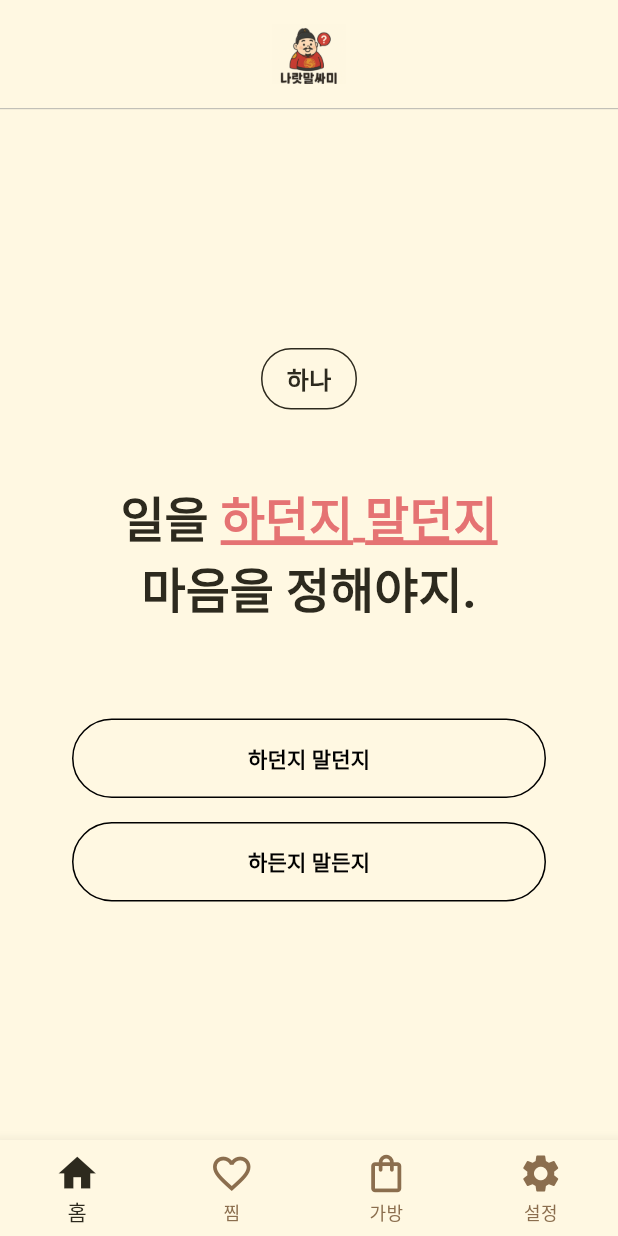
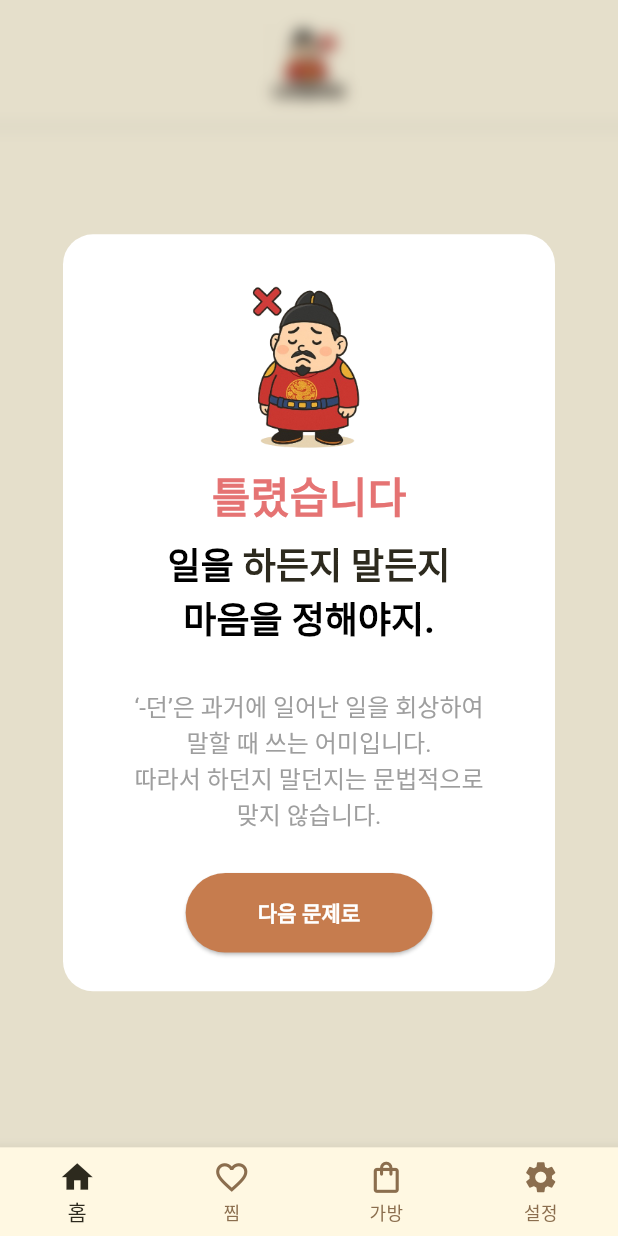
Before and after one commit to Sjaize/narat_app, a Flutter app: the ProblemPage screen opened directly, after a tap on "하던지 말던지", on a phone screen of 412 x 824 dp. Run offline on Flutter 3.47's test engine with Material 3 defaults, Android fonts, the light colour scheme and no system bars; our stand-ins replace flutter_svg; Roboto replaces fonts that are missing (GmarketSansTTF).

Commit message:
implement wrong_answer_page & resize header

```diff
--- a/my_flutter_app/lib/main_page.dart
+++ b/my_flutter_app/lib/main_page.dart
@@ -10,20 +10,8 @@ class MainPage extends StatelessWidget {
       backgroundColor: const Color(0xFFFFF8E2), // 온보딩/로그인 페이지와 동일한 배경색 사용
       body: Column(
         children: <Widget>[
-          // 고정된 상단 헤더 영역 (이미지, 구분선, 배경, 그림자)
-          Container(
-            decoration: BoxDecoration(
-              color: const Color(0xFFFFF8E2), // 배경색 유지
-              boxShadow: [
-                BoxShadow(
-                  color: Colors.grey.withOpacity(0.5), // 그림자 색상 및 투명도
-                  spreadRadius: 1, // 그림자 확산 반경
-                  blurRadius: 5, // 그림자 흐림 반경
-                  offset: const Offset(0, 3), // 그림자 위치 (수직 방향으로 아래쪽)
-                ),
-              ],
-            ),
-            child: SafeArea( // 헤더 콘텐츠에만 SafeArea 적용하여 상태 표시줄 아래 배치
+          // 헤더 콘텐츠 (기존 헤더 영역에서 분리)
+          SafeArea( // 헤더 콘텐츠에만 SafeArea 적용하여 상태 표시줄 아래 배치
             bottom: false, // 하단 시스템 바 영역은 피하지 않음
             child: Padding(
               padding: const EdgeInsets.symmetric(vertical: 16.0), // 원래 수직 패딩 유지
@@ -34,13 +22,12 @@ class MainPage extends StatelessWidget {
                   Center(
                     child: Image.asset(
                       'assets/images/onboarding.png', // 이미지 파일 경로
-                        height: 40.0, // 이미지 높이 유지
+                      height: 50.0, // 이미지 높이 키움
                     ),
                   ),
-                    const SizedBox(height: 16.0), // 이미지와 구분선 사이 간격 유지
-                    const Divider(height: 1.0, thickness: 0.5, color: Colors.grey), // 상단 얇은 구분선 유지
+                  const SizedBox(height: 18.0), // 이미지와 구분선 사이 간격 조정
+                  const Divider(height: 1.0, thickness: 0.5, color: Colors.grey), // 새로운 구분선 추가
                 ],
-                ),
               ),
             ),
           ),
@@ -49,8 +36,9 @@ class MainPage extends StatelessWidget {
           Expanded(
             child: SafeArea(
               bottom: false, // 하단 시스템 바 영역까지 콘텐츠 확장
+              top: false, // 상단 시스템 바 영역 패딩 제거
               child: SingleChildScrollView(
-                padding: const EdgeInsets.symmetric(horizontal: 24.0, vertical: 16.0), // 좌우 및 상하 여백 적용
+                padding: const EdgeInsets.symmetric(horizontal: 48.0, vertical: 18.0), // 좌우 및 상하 여백 조정 (아래로 내림)
                 child: Column(
                   crossAxisAlignment: CrossAxisAlignment.start,
                   children: <Widget>[
@@ -63,14 +51,14 @@ class MainPage extends StatelessWidget {
                         //   backgroundColor: Colors.grey[300],
                         //   child: Icon(Icons.person, size: 30, color: Colors.grey[600]),
                         // ),
-                        const SizedBox(width: 16.0), // 아이콘과 텍스트 사이 간격
+                        const SizedBox(width: 8.0), // 아이콘과 텍스트 사이 간격
                         Column(
                           crossAxisAlignment: CrossAxisAlignment.start,
                           children: const [
                             Text(
                               '{USER_NICKNAME} 님, 반가워요',
                               style: TextStyle(
-                                fontSize: 20, // 원래 크기 유지
+                                fontSize: 14, // 텍스트 크기 줄임
                                 fontWeight: FontWeight.bold,
                                 color: Color(0xFF2D2A1E),
                               ),
@@ -80,7 +68,7 @@ class MainPage extends StatelessWidget {
                       ],
                     ),
 
-                    const SizedBox(height: 24.0), // 사용자 정보와 다음 섹션 간 간격
+                    const SizedBox(height: 12.0), // 사용자 정보와 다음 섹션 간 간격 조정
 
                     // 누적 학습 현황 카드
                     Card(
@@ -182,7 +170,7 @@ class MainPage extends StatelessWidget {
                       ),
                     ),
 
-                    const SizedBox(height: 24.0), // 누적 학습 현황 카드와 다음 섹션 간 간격
+                    const SizedBox(height: 24.0), // 누적 학습 현황 카드와 다음 섹션 간 간격 조정
 
                     // 최근에 틀린 문장 섹션
                     Card(
@@ -215,7 +203,7 @@ class MainPage extends StatelessWidget {
                       ),
                     ),
 
-                    const SizedBox(height: 24.0), // 최근에 틀린 문장 카드와 다음 섹션 간 간격
+                    const SizedBox(height: 24.0), // 최근에 틀린 문장 카드와 다음 섹션 간 간격 조정
 
                     // 카테고리별/난이도별 학습현황 섹션 (나란히 배치)
                     Row(
@@ -281,7 +269,7 @@ class MainPage extends StatelessWidget {
                       ],
                     ),
 
-                    const SizedBox(height: 20.0), // 학습 현황 카드와 버튼 간 간격 줄임
+                    const SizedBox(height: 24.0), // 학습 현황 카드와 버튼 간 간격 조정
 
                     // 오늘의 문제 풀어보기 버튼
                     ElevatedButton(
@@ -343,7 +331,7 @@ class MainPage extends StatelessWidget {
         selectedItemColor: const Color(0xFF2D2A1E), // 선택된 아이템 색상 (이미지 기반)
         unselectedItemColor: const Color(0xFF8B6E4E), // 선택되지 않은 아이템 색상 (이미지 기반)
         backgroundColor: const Color(0xFFFFF8E2), // 네비게이션 바 배경색 (이미지 기반)
-        iconSize: 30.0, // 아이콘 크기 늘리기
+        iconSize: 25.0, // 아이콘 크기 늘리기
         onTap: (index) {
           // TODO: 탭 전환 로직 구현
         },
--- a/my_flutter_app/lib/onboarding_page.dart
+++ b/my_flutter_app/lib/onboarding_page.dart
@@ -15,7 +15,7 @@ class OnboardingPage extends StatelessWidget {
             padding: const EdgeInsets.symmetric(horizontal: 48.0, vertical: 24.0), // 회원가입 페이지와 동일한 좌우/상하 패딩 적용
             child: Column(
               mainAxisAlignment: MainAxisAlignment.center,
-              crossAxisAlignment: CrossAxisAlignment.stretch, // 자식 위젯들이 가로로 늘어나도록 설정
+              crossAxisAlignment: CrossAxisAlignment.center, // 자식 위젯들을 중앙에 정렬
               children: <Widget>[
                 // Column 전체에 패딩을 적용했으므로 상단 여백을 Spacer 대신 SizedBox로 조정할 수 있습니다.
                 const SizedBox(height: 200.0), // 상단 여백 추가 (한 번 더)
@@ -33,7 +33,8 @@ class OnboardingPage extends StatelessWidget {
                   ),
                 ),
                 const SizedBox(height: 36.0), // 텍스트와 하단 버튼 간 간격 줄임
-                ElevatedButton(
+                Center(
+                  child: ElevatedButton(
                     onPressed: () {
                       Navigator.push(
                         context,
@@ -43,11 +44,10 @@ class OnboardingPage extends StatelessWidget {
                     style: ElevatedButton.styleFrom(
                         backgroundColor: const Color(0xFF2D2A1E), // 이미지 기반 배경색 (어두운 갈색)
                         foregroundColor: Colors.white, // 글자색 흰색
-                      padding: const EdgeInsets.symmetric(vertical: 16.0), // 이미지 기반 패딩
+                        padding: const EdgeInsets.symmetric(horizontal: 80.0, vertical: 16.0), // 좌우 패딩을 더 늘려 버튼 사이즈를 더 크게 조정
                         shape: RoundedRectangleBorder(
                           borderRadius: BorderRadius.circular(48.0), // 이미지 기반 둥근 모서리
                         ),
-                      minimumSize: const Size(double.infinity, 50), // 너비를 double.infinity로 설정하여 부모 너비에 맞춤
                         textStyle: const TextStyle(
                           fontSize: 18,
                           fontWeight: FontWeight.bold,
@@ -56,6 +56,7 @@ class OnboardingPage extends StatelessWidget {
                     ),
                     child: const Text(
                       '지금 시작하기', // 텍스트 유지
+                    ),
                   ),
                 ),
                  const SizedBox(height: 40.0), // 하단 여백 (회원가입 페이지와 동일)
--- a/my_flutter_app/lib/problem_page.dart
+++ b/my_flutter_app/lib/problem_page.dart
@@ -1,6 +1,11 @@
 import 'package:flutter/material.dart';
 import 'dart:ui';
 import 'result_page.dart'; // 결과 페이지 임포트
+
+enum AnswerStatus {
+  correct,
+  incorrect,
+}
 
 class ProblemPage extends StatefulWidget {
   const ProblemPage({super.key});
@@ -11,7 +16,7 @@ class ProblemPage extends StatefulWidget {
 
 class _ProblemPageState extends State<ProblemPage> {
   // TODO: 정답 오버레이 표시 여부를 관리하는 상태 변수 추가
-  bool _showAnswerOverlay = false;
+  AnswerStatus? _answerStatus; // 오버레이 상태를 AnswerStatus enum으로 관리
 
   @override
   Widget build(BuildContext context) {
@@ -40,7 +45,7 @@ class _ProblemPageState extends State<ProblemPage> {
         selectedItemColor: const Color(0xFF2D2A1E), // 선택된 아이템 색상 (이미지 기반)
         unselectedItemColor: const Color(0xFF8B6E4E), // 선택되지 않은 아이템 색상 (이미지 기반)
         backgroundColor: const Color(0xFFFFF8E2), // 네비게이션 바 배경색 (이미지 기반)
-        iconSize: 30.0, // 아이콘 크기 유지
+        iconSize: 25.0, // 아이콘 크기를 메인 페이지와 동일하게 변경
         onTap: (index) {
           // TODO: 탭 전환 로직 구현
         },
@@ -52,17 +57,27 @@ class _ProblemPageState extends State<ProblemPage> {
           Column(
             crossAxisAlignment: CrossAxisAlignment.center,
             children: [
-              // 상단 로고 헤더
-              Container(
-                padding: const EdgeInsets.symmetric(vertical: 16.0), // 기존 헤더 패딩 유지
-                child: Center(
+              // 헤더 콘텐츠 (메인 페이지와 동일한 구조)
+              SafeArea( // 헤더 콘텐츠에만 SafeArea 적용하여 상태 표시줄 아래 배치
+                bottom: false, // 하단 시스템 바 영역은 피하지 않음
+                child: Padding(
+                  padding: const EdgeInsets.symmetric(vertical: 16.0), // 원래 수직 패딩 유지
+                  child: Column(
+                    crossAxisAlignment: CrossAxisAlignment.start,
+                    children: [
+                      // 상단 이미지 (onboarding.png)
+                      Center(
                         child: Image.asset(
-                    'assets/images/onboarding.png', // 로고 이미지 경로
-                    height: 40.0, // 이미지 높이 유지
+                          'assets/images/onboarding.png', // 이미지 파일 경로
+                          height: 50.0, // 이미지 높이
+                        ),
+                      ),
+                      const SizedBox(height: 18.0), // 이미지와 구분선 사이 간격
+                      const Divider(height: 1.0, thickness: 0.5, color: Colors.grey), // 새로운 구분선 추가
+                    ],
                   ),
                 ),
               ),
-              const Divider(height: 1.0, thickness: 0.5, color: Colors.grey), // 헤더 하단 구분선
 
               Expanded(
                 child: Center(
@@ -119,51 +134,57 @@ class _ProblemPageState extends State<ProblemPage> {
                         const SizedBox(height: 64.0), // 문제 텍스트와 버튼 사이 간격
 
                         // 선택 버튼 1
-                        ElevatedButton(
+                        SizedBox(
+                          width: 250.0,
+                          child: ElevatedButton(
                             onPressed: () {
-                            // TODO: 첫 번째 버튼 액션
+                              setState(() {
+                                _answerStatus = AnswerStatus.incorrect; // 오답 선택
+                              });
                             },
                             style: ElevatedButton.styleFrom(
-                            backgroundColor: const Color(0xFFFFF8E2), // a97700 색상 배경
+                              backgroundColor: Colors.white, // 흰색 배경
                               foregroundColor: Colors.black, // 글자색 검은색으로 변경
-                            padding: const EdgeInsets.symmetric(horizontal: 48.0, vertical: 16.0), // 패딩
+                              padding: const EdgeInsets.symmetric(horizontal: 32.0, vertical: 16.0), // 패딩 조정
                               shape: RoundedRectangleBorder(
                                 side: const BorderSide(color: Colors.black, width: 1.0), // 검은색 윤곽선 추가
                                 borderRadius: BorderRadius.circular(30.0), // 둥근 모서리
                               ),
                               elevation: 0, // 그림자 효과 제거
-                            minimumSize: const Size(double.infinity, 50), // 너비를 double.infinity로 설정
                             ),
                             child: const Text(
                               '하던지 말던지',
                               style: TextStyle(fontWeight: FontWeight.bold),
                             ),
                           ),
+                        ),
                         const SizedBox(height: 16.0), // 버튼 사이 간격
 
                         // 선택 버튼 2 (정답)
-                        ElevatedButton(
+                        SizedBox(
+                          width: 250.0,
+                          child: ElevatedButton(
                             onPressed: () {
                               // TODO: 이 버튼이 정답을 선택했을 때의 액션
                               setState(() {
-                              _showAnswerOverlay = true;
+                                _answerStatus = AnswerStatus.correct;
                               });
                             },
                             style: ElevatedButton.styleFrom(
-                            backgroundColor: const Color(0xFFFFF8E2), // a97700 색상 배경
+                              backgroundColor: Colors.white, // 흰색 배경
                               foregroundColor: Colors.black, // 글자색 검은색으로 변경
-                            padding: const EdgeInsets.symmetric(horizontal: 48.0, vertical: 16.0), // 패딩
+                              padding: const EdgeInsets.symmetric(horizontal: 32.0, vertical: 16.0), // 패딩 조정
                               shape: RoundedRectangleBorder(
                                 side: const BorderSide(color: Colors.black, width: 1.0), // 검은색 윤곽선 추가
                                 borderRadius: BorderRadius.circular(30.0), // 둥근 모서리
                               ),
                               elevation: 0, // 그림자 효과 제거
-                            minimumSize: const Size(double.infinity, 50), // 너비를 double.infinity로 설정
                             ),
                             child: const Text(
                               '하든지 말든지',
                               style: TextStyle(
                                 fontWeight: FontWeight.bold, // 텍스트 볼드체
+                              ),
                             ),
                           ),
                         ),
@@ -178,13 +199,13 @@ class _ProblemPageState extends State<ProblemPage> {
             ],
           ),
           // TODO: 오버레이 조건부 표시
-          if (_showAnswerOverlay) _buildAnswerOverlay(context),
+          if (_answerStatus != null) _buildAnswerOverlay(context, _answerStatus!),
         ],
       ),
     );
   }
 
-  Widget _buildAnswerOverlay(BuildContext context) {
+  Widget _buildAnswerOverlay(BuildContext context, AnswerStatus status) {
     return Stack(
       children: [
         // 배경 블러 처리
@@ -204,9 +225,9 @@ class _ProblemPageState extends State<ProblemPage> {
         Align(
           alignment: Alignment(0.0, 0.2), // 세로 방향으로 0.2만큼 이동 (아래로)
           child: Padding(
-            padding: const EdgeInsets.symmetric(horizontal: 42.0), // 이전 상태로 되돌림
+            padding: const EdgeInsets.symmetric(horizontal: 42.0), // 오버레이 전체 좌우 여백을 이전 상태로 되돌림
             child: AspectRatio(
-              aspectRatio: 0.65, // 이전 상태로 되돌림
+              aspectRatio: 0.65, // 가로/세로 비율을 이전 상태로 되돌림
               child: Container(
                 padding: const EdgeInsets.all(24.0), // 내부 패딩 (상하좌우 24.0 유지)
                 decoration: BoxDecoration(
@@ -214,34 +235,34 @@ class _ProblemPageState extends State<ProblemPage> {
                   borderRadius: BorderRadius.circular(20.0), // 둥근 모서리
                 ),
                 child: Column(
-                  mainAxisSize: MainAxisSize.min, // 콘텐츠 크기만큼만 높이 차지 (세로 길이 최소화)
+                  mainAxisSize: MainAxisSize.min, // 콘텐츠 크기만큼만 높이 차지 (세로 길이 최소화) - 이전 상태로 되돌림
                   mainAxisAlignment: MainAxisAlignment.center, // 세로 중앙 정렬
                   crossAxisAlignment: CrossAxisAlignment.center,
                   children: <Widget>[
-                    // 정답 이미지 (right.png)
+                    // 정답/오답 이미지
                     Image.asset(
-                      'assets/images/right.png', // 정답 이미지 경로
-                      height: 120.0, // 이미지 높이 추가 조정
+                      status == AnswerStatus.correct ? 'assets/images/right.png' : 'assets/images/wrong.png', // status에 따라 이미지 변경
+                      height: 120.0, // 이미지 높이를 이전 상태로 되돌림
                     ),
-                    const SizedBox(height: 8.0), // 이미지와 텍스트 사이 간격 추가 조정
+                    const SizedBox(height: 8.0), // 이미지와 텍스트 사이 간격을 이전 상태로 되돌림
 
-                    // 정답 텍스트 (이미지에서 OCR된 텍스트 사용)
-                    const Text(
-                      '정답입니다', // 이미지 참고
+                    // 정답/오답 텍스트
+                    Text(
+                      status == AnswerStatus.correct ? '정답입니다' : '틀렸습니다', // status에 따라 텍스트 변경
                       style: TextStyle(
-                        fontSize: 28, // 글자 크기 추가 조정
+                        fontSize: 28, // 글자 크기를 이전 상태로 되돌림
                         fontWeight: FontWeight.bold,
-                        color: Color(0xFFE57373), // 이미지 참고 (연한 빨강)
+                        color: const Color(0xFFE57373), // 이미지 참고 (연한 빨강)
                       ),
                     ),
-                    const SizedBox(height: 8.0), // 정답 텍스트와 문제 텍스트 사이 간격 추가 조정
+                    const SizedBox(height: 8.0), // 정답 텍스트와 문제 텍스트 사이 간격을 이전 상태로 되돌림
 
                     // 문제 텍스트 및 해설 (이미지 참고)
                     RichText(
                       textAlign: TextAlign.center,
                       text: TextSpan(
                         style: const TextStyle(
-                          fontSize: 24, // 문제 텍스트 크기 추가 조정
+                          fontSize: 24, // 문제 텍스트 크기를 이전 상태로 되돌림
                           fontWeight: FontWeight.bold,
                           color: Colors.black, // 기본 텍스트 색상
                         ),
@@ -259,7 +280,7 @@ class _ProblemPageState extends State<ProblemPage> {
                           const TextSpan(
                             text: "‘-던’은 과거에 일어난 일을 회상하여\n말할 때 쓰는 어미입니다.\n따라서 하던지 말던지는 문법적으로\n맞지 않습니다.", // 이미지 참고
                             style: TextStyle(
-                              fontSize: 16, // 해설 텍스트 크기 추가 조정
+                              fontSize: 16, // 해설 텍스트 크기를 이전 상태로 되돌림
                               fontWeight: FontWeight.normal,
                               color: Colors.grey, // 이미지 참고
                             ),
@@ -267,7 +288,7 @@ class _ProblemPageState extends State<ProblemPage> {
                         ],
                       ),
                     ),
-                    const SizedBox(height: 28.0), // 해설과 버튼 사이 간격 추가 조정
+                    const SizedBox(height: 28.0), // 해설과 버튼 사이 간격을 이전 상태로 되돌림
 
                     // 다음 문제로 버튼
                     ElevatedButton(
@@ -275,19 +296,19 @@ class _ProblemPageState extends State<ProblemPage> {
                         Navigator.push(
                           context,
                           MaterialPageRoute(builder: (context) => const ResultPage()),
-                        ); // TODO: 다음 문제 로직에 따라 pushReplacement 또는 다른 네비게이션 방식 고려
+                        ); // 정답/오답 여부와 상관없이 결과 페이지로 이동
                       },
                       style: ElevatedButton.styleFrom(
-                        backgroundColor: const Color(0xFFA97700), // 이미지 참고 (약간 어두운 황토색)
+                        backgroundColor: const Color(0xFFC67C4E), // 0xFFC67C4E 색상으로 통일
                         foregroundColor: Colors.white, // 글자색 흰색
                         padding: const EdgeInsets.symmetric(horizontal: 48.0, vertical: 16.0), // 패딩
                         shape: RoundedRectangleBorder(
                           borderRadius: BorderRadius.circular(30.0), // 둥근 모서리
                         ),
                       ),
-                      child: const Text(
-                        '다음 문제로', // 이미지 참고
-                        style: TextStyle(fontWeight: FontWeight.bold), // 볼드체
+                      child: Text(
+                        '다음 문제로', // 정답/오답 모두 '다음 문제로' 텍스트 사용
+                        style: const TextStyle(fontWeight: FontWeight.bold), // 볼드체
                       ),
                     ),
                   ],
```
Lines whose indentation alone changed are shown as unchanged.
